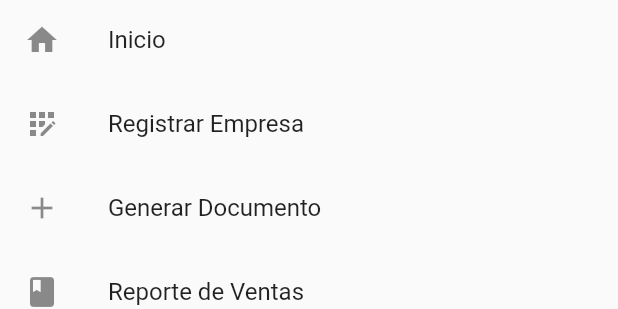
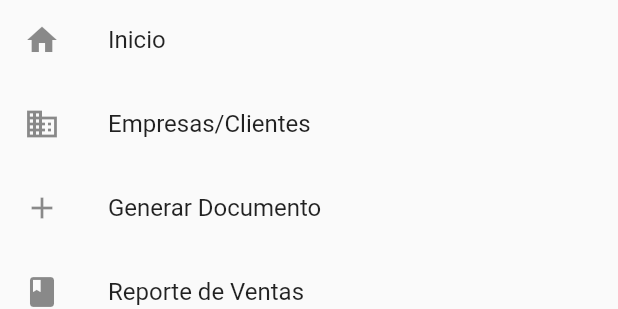
Before and after one commit to Daxerder/Facturarion_APK, a Flutter app: what list_view() shows on an empty page, opened directly, on a phone screen of 412 x 824 dp. Shown: the part 256-565 px from the top of the screen. Run offline on Flutter 3.47's test engine with Material 2 defaults, Android fonts, the phone set to English and light mode, and no system bars; our stand-ins replace cloud_firestore, firebase_core, firebase_storage, open_file, sqflite, webview_flutter; accounts and stored records are empty.

Commit message:
Go Fact v2.1

```diff
--- a/lib/funciones/list_view.dart
+++ b/lib/funciones/list_view.dart
@@ -28,8 +28,8 @@ Widget list_view(context) {
         },
       ),
       ListTile(
-        leading: const Icon(Icons.app_registration),
-        title: const Text("Registrar Empresa"),
+        leading: const Icon(Icons.business_sharp),
+        title: const Text("Empresas/Clientes"),
         onTap: () {
           Navigator.of(context)
               .pushNamedAndRemoveUntil("/registrar", (route) => false);
--- a/lib/pag_secundarias/modf_prod.dart
+++ b/lib/pag_secundarias/modf_prod.dart
@@ -83,7 +83,7 @@ class _Modf_Producto extends State<Modf_Producto> {
                 ),
                 TextButton(
                   child: const Text(
-                    "Registrar Compra",
+                    "Modificar Compra",
                     style: TextStyle(color: Colors.white),
                   ),
                   style: TextButton.styleFrom(backgroundColor: Colors.blue),
```
